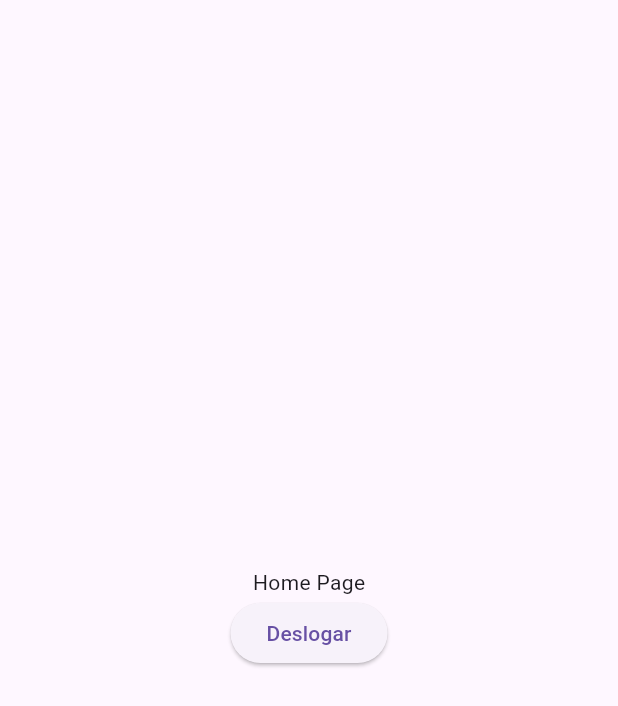
After one commit to arkantos603/StartComm, a Flutter app: the HomePage screen opened by its route, on a phone screen of 412 x 824 dp. The commit adds this screen. Shown: the top 706 px of the screen. Run offline on Flutter 3.47's test engine with Material 3 defaults, Android fonts, the phone set to English and light mode, and no system bars; our stand-ins replace firebase_auth, firebase_core, flutter_secure_storage, get_it; accounts and stored records are empty.

Commit message:
homepage + rotashome

```diff
--- a/lib/app.dart
+++ b/lib/app.dart
@@ -1,5 +1,6 @@
 import 'package:flutter/material.dart';
 import 'package:startcomm/common/constants/routs.dart';
+import 'package:startcomm/features/home/home_page.dart';
 import 'package:startcomm/features/sign_in/sign_in._page.dart';
 import 'package:startcomm/features/sign_up/sign_up_page.dart';
 import 'package:startcomm/features/splash/splash_page.dart';
@@ -15,6 +16,7 @@ class App extends StatelessWidget {
         NamedRoute.splash: (context) => const SplashPage(),
         NamedRoute.signUp: (context) => const SignUpPage(),
         NamedRoute.signIn: (context) => const SignInPage(),
+        NamedRoute.home: (context) => const HomePage(),
       },
     );
   }
--- /dev/null
+++ b/lib/features/home/home_page.dart
@@ -0,0 +1,40 @@
+import 'package:flutter/material.dart';
+import 'package:startcomm/common/constants/routs.dart';
+import 'package:startcomm/services/secure_storage.dart';
+
+class HomePage extends StatefulWidget {
+  const HomePage({super.key});
+
+  @override
+  State<HomePage> createState() => _HomePageState();
+}
+
+class _HomePageState extends State<HomePage> {
+  final _secureStorage = const SecureStorageService();
+  @override
+  Widget build(BuildContext context) {
+    return Scaffold(
+      body: Center(
+        child: Column(
+          mainAxisAlignment: MainAxisAlignment.center,
+          children: [
+            const Text('Home Page'),
+            ElevatedButton(
+              onPressed: () {
+                _secureStorage.deleteOne(key: 'CURRENT_USER').then(
+                      (_) =>
+                          Navigator.popAndPushNamed(
+                          // ignore: use_build_context_synchronously
+                            context,
+                            NamedRoute.splash
+                  ),
+                );
+              },
+              child: const Text('Deslogar'),
+            ),
+          ],
+        ),
+      ),
+    );
+  }
+}
--- a/lib/features/splash/splash_controller.dart
+++ b/lib/features/splash/splash_controller.dart
@@ -17,6 +17,7 @@ class SplashController extends ChangeNotifier {
   }
 
   Future<void> isUserLogged() async {
+    await Future.delayed(const Duration(seconds: 1));
     final result = await _service.readOne(key: "CURRENT_USER");
     if (result != null) {
       _changeState(SplashStateSuccess());
--- a/lib/services/auth_services.dart
+++ b/lib/services/auth_services.dart
@@ -12,12 +12,11 @@ abstract class AuthService {
     required String email,
     required String password,
   });
+
+  Future<void> signOut();
 }
-//   Future<void> signOut();
 
 //   Future<String> userToken();
 
 //   Future<bool> forgotPassword(String email);
 // }
-
-// Future signIn(),
```
Also changed, not shown: lib/features/sign_in/sign_in._page.dart (+3 -9 lines), lib/features/sign_in/sign_in_controller.dart (+13 -2 lines), lib/features/sign_up/sign_up_page.dart (+3 -9 lines), lib/features/splash/splash_page.dart (+15 -3 lines), lib/services/firebase_auth_services.dart (+9 -0 lines).
